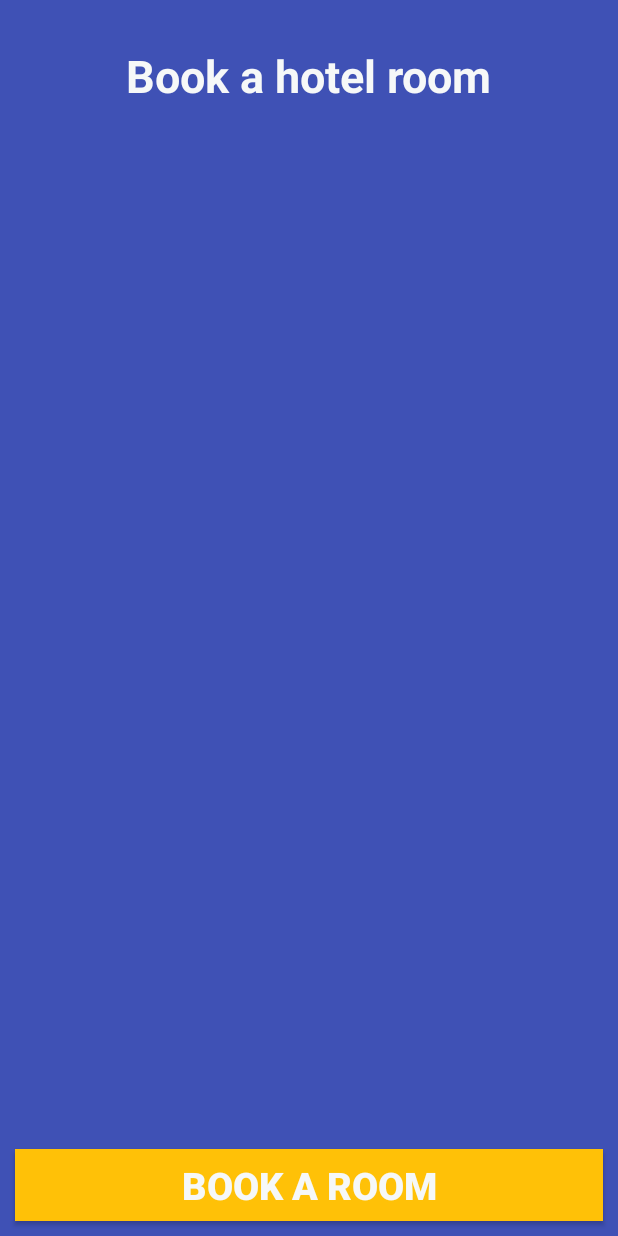
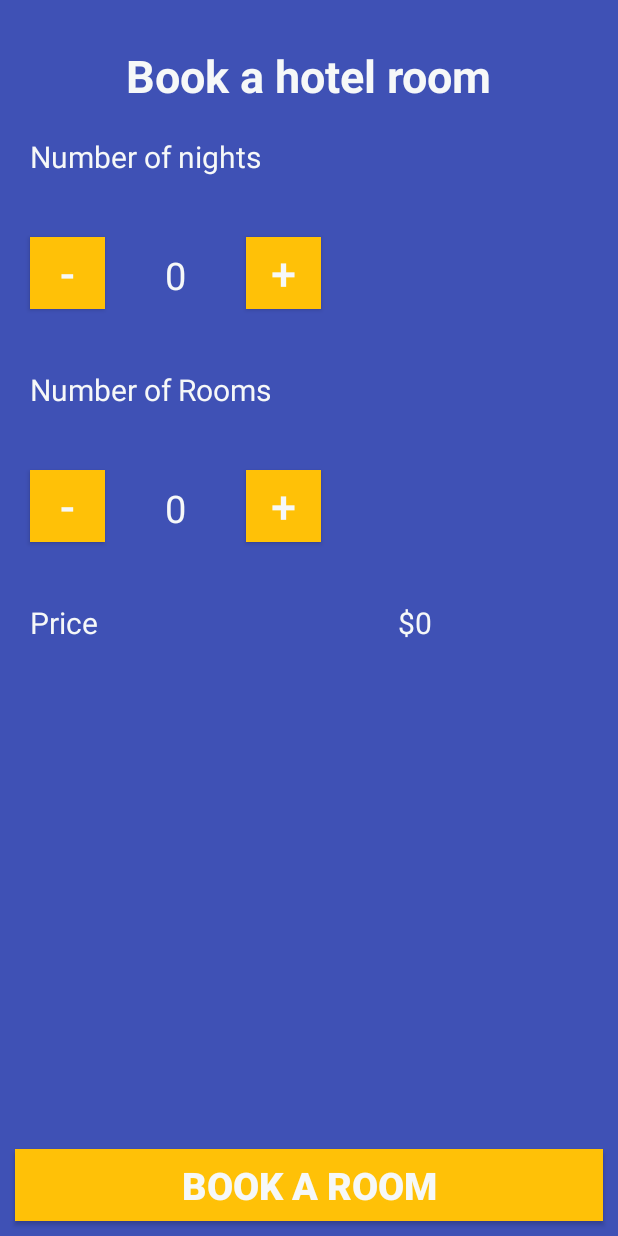
Before and after one commit to ktscates/eBooking, an Android app: the HotelActivity screen opened directly, with no data from a screen before it, on a phone screen of 412 x 824 dp. Run offline under Robolectric (Android 15) with nearby library versions, the phone set to English and light mode, and no system bars.

Commit message:
Change hotel xml and hotel class

```diff
--- a/app/src/main/java/com/example/ebooking/HotelActivity.java
+++ b/app/src/main/java/com/example/ebooking/HotelActivity.java
@@ -1,8 +1,11 @@
 package com.example.ebooking;
 
+import android.app.Dialog;
 import android.os.Bundle;
+import android.view.View;
 
 import androidx.appcompat.app.AppCompatActivity;
+import androidx.fragment.app.DialogFragment;
 
 public class HotelActivity extends AppCompatActivity {
 
@@ -10,6 +13,5 @@ public class HotelActivity extends AppCompatActivity {
     protected void onCreate(Bundle savedInstanceState) {
         super.onCreate(savedInstanceState);
         setContentView(R.layout.hotel_activity);
-
     }
 }
--- a/app/src/main/res/layout/hotel_activity.xml
+++ b/app/src/main/res/layout/hotel_activity.xml
@@ -17,6 +17,126 @@
         android:textSize="30sp"
         android:textStyle="bold" />
 
+    <TextView
+        android:id="@+id/nights_text_view"
+        android:layout_width="match_parent"
+        android:layout_height="wrap_content"
+        android:layout_below="@id/hotel_text_view"
+        android:layout_margin="20dp"
+        android:text="Number of nights"
+        android:textColor="@color/colorTextIcons"
+        android:textSize="20sp" />
+
+    <LinearLayout
+        android:id="@+id/linearLayout"
+        android:layout_width="match_parent"
+        android:layout_height="wrap_content"
+        android:layout_below="@id/nights_text_view"
+        android:orientation="horizontal">
+
+        <Button
+            android:layout_width="50dp"
+            android:layout_height="wrap_content"
+            android:layout_margin="20dp"
+            android:background="@color/colorAccent"
+            android:onClick="decrementNight"
+            android:text="-"
+            android:textColor="@color/colorTextIcons"
+            android:textSize="30sp" />
+
+        <TextView
+            android:id="@+id/numberOfnights_text_view"
+            android:layout_width="wrap_content"
+            android:layout_height="wrap_content"
+            android:layout_margin="20dp"
+            android:text="0"
+            android:textColor="@color/colorTextIcons"
+            android:textSize="25sp" />
+
+        <Button
+            android:layout_width="50dp"
+            android:layout_height="wrap_content"
+            android:layout_margin="20dp"
+            android:background="@color/colorAccent"
+            android:onClick="incrementNight"
+            android:text="+"
+            android:textColor="@color/colorTextIcons"
+            android:textSize="30sp" />
+
+    </LinearLayout>
+
+    <TextView
+        android:id="@+id/rooms_text_view"
+        android:layout_width="match_parent"
+        android:layout_height="wrap_content"
+        android:layout_below="@id/linearLayout"
+        android:layout_margin="20dp"
+        android:text="Number of Rooms"
+        android:textColor="@color/colorTextIcons"
+        android:textSize="20sp" />
+
+    <LinearLayout
+        android:id="@+id/linearLayout2"
+        android:layout_width="match_parent"
+        android:layout_height="wrap_content"
+        android:layout_below="@id/rooms_text_view"
+        android:orientation="horizontal">
+
+        <Button
+            android:layout_width="50dp"
+            android:layout_height="wrap_content"
+            android:layout_margin="20dp"
+            android:background="@color/colorAccent"
+            android:onClick="decrementRoom"
+            android:text="-"
+            android:textColor="@color/colorTextIcons"
+            android:textSize="30sp" />
+
+        <TextView
+            android:id="@+id/numberOfRooms_text_view"
+            android:layout_width="wrap_content"
+            android:layout_height="wrap_content"
+            android:layout_margin="20dp"
+            android:text="0"
+            android:textColor="@color/colorTextIcons"
+            android:textSize="25sp" />
+
+        <Button
+            android:layout_width="50dp"
+            android:layout_height="wrap_content"
+            android:layout_margin="20dp"
+            android:background="@color/colorAccent"
+            android:onClick="incrementRoom"
+            android:text="+"
+            android:textColor="@color/colorTextIcons"
+            android:textSize="30sp" />
+
+    </LinearLayout>
+
+    <TextView
+        android:id="@+id/price"
+        android:layout_width="wrap_content"
+        android:layout_height="wrap_content"
+        android:layout_below="@id/linearLayout2"
+        android:layout_marginLeft="20dp"
+        android:layout_marginTop="20dp"
+        android:layout_marginRight="100dp"
+        android:text="Price"
+        android:textColor="@color/colorTextIcons"
+        android:textSize="20sp" />
+
+    <TextView
+        android:id="@+id/price_text_view"
+        android:layout_width="wrap_content"
+        android:layout_height="wrap_content"
+        android:layout_below="@id/linearLayout2"
+        android:layout_marginLeft="100dp"
+        android:layout_marginTop="20dp"
+        android:layout_toRightOf="@id/price"
+        android:text="$0"
+        android:textColor="@color/colorTextIcons"
+        android:textSize="20sp" />
+
     <Button
         android:layout_width="match_parent"
         android:layout_height="wrap_content"
```
